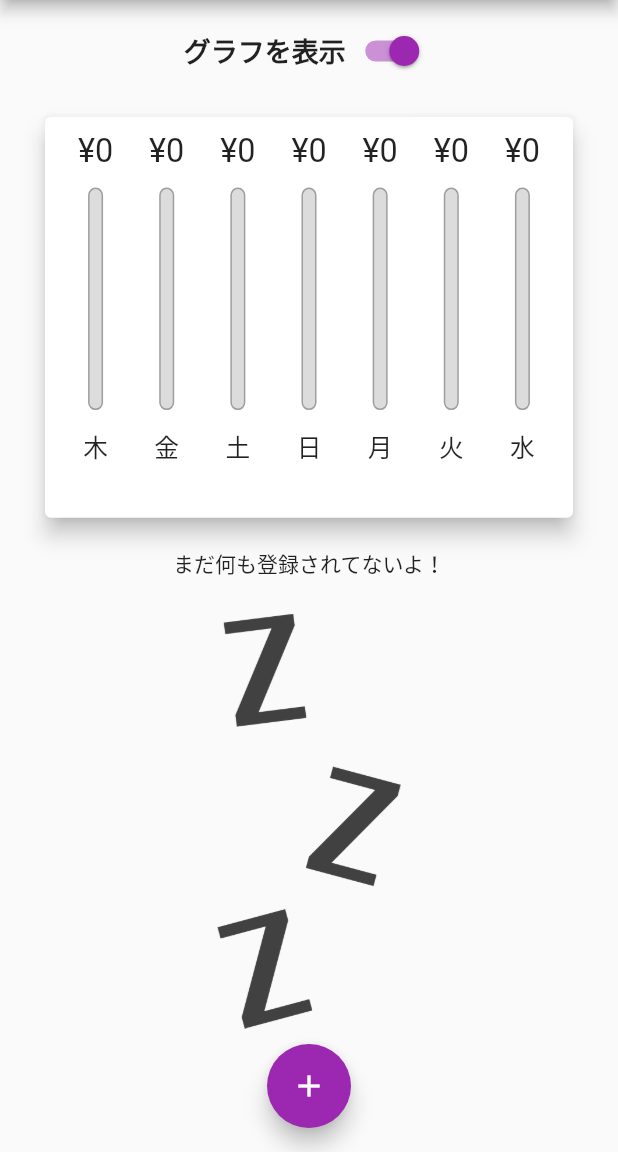
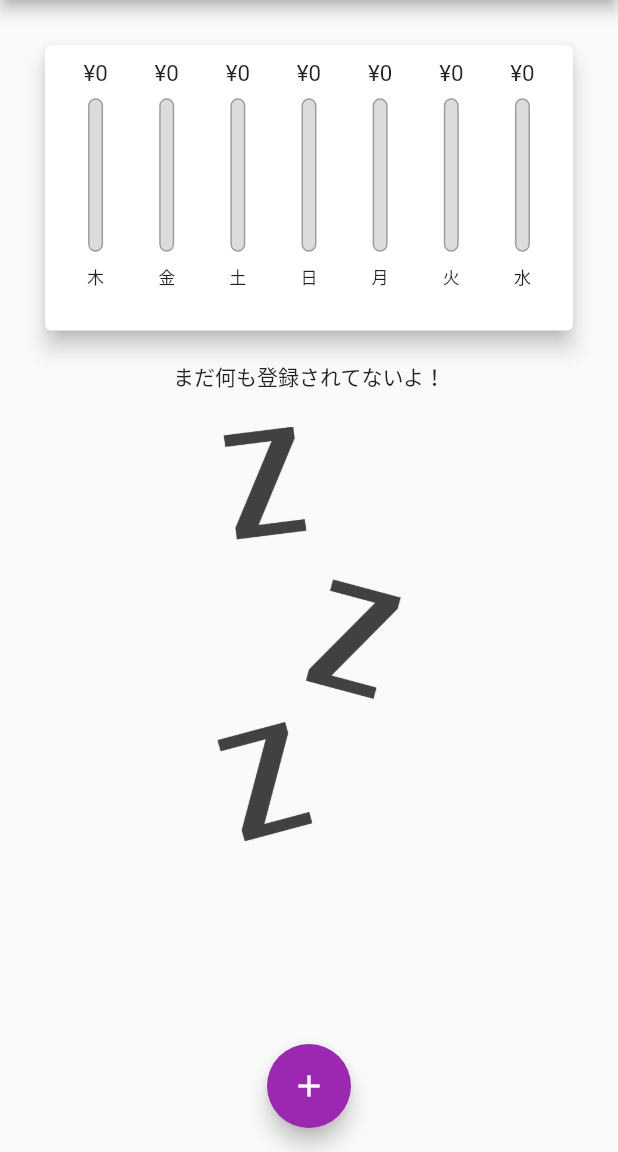
Before and after one commit to trm11tkr/expenses-recorder, a Flutter app: the screen it shows after launch, on a phone screen of 412 x 824 dp, the part 84-1236 px from its top. Run offline on Flutter 3.47's test engine with Material 2 defaults, Android fonts, the phone set to English and light mode, and no system bars.

Commit message:
横画面の時のみ表示切り替え機能実装

```diff
--- a/lib/main.dart
+++ b/lib/main.dart
@@ -107,6 +107,8 @@ class _MyHomePageState extends State<MyHomePage> {
 
   @override
   Widget build(BuildContext context) {
+    var isLandscape =
+        MediaQuery.of(context).orientation == Orientation.landscape;
     final appBar = AppBar(
       title: const Text('Expenses Record'),
       actions: [
@@ -116,6 +118,16 @@ class _MyHomePageState extends State<MyHomePage> {
         ),
       ],
     );
+    final txListWidget = SizedBox(
+      height: (MediaQuery.of(context).size.height -
+              appBar.preferredSize.height -
+              MediaQuery.of(context).padding.top) *
+          0.6,
+      child: TransactionList(
+        transactions: _userTransactions,
+        deleteTransaction: _deleteTransaction,
+      ),
+    );
     return Scaffold(
       appBar: appBar,
       body: SingleChildScrollView(
@@ -123,6 +135,7 @@ class _MyHomePageState extends State<MyHomePage> {
           padding: const EdgeInsets.all(10),
           child: Column(
             children: [
+              if (isLandscape)
                 Row(
                   mainAxisAlignment: MainAxisAlignment.center,
                   children: [
@@ -136,22 +149,32 @@ class _MyHomePageState extends State<MyHomePage> {
                         setState(() {
                           _showChart = val;
                         });
-                      }),
+                      },
+                    ),
                   ],
                 ),
-              if (_showChart)
+              if (!isLandscape)
                 SizedBox(
                   height: (MediaQuery.of(context).size.height -
                           appBar.preferredSize.height -
                           MediaQuery.of(context).padding.top) *
-                      0.4,
+                      0.3,
                   child: Chart(recentTransactions: _recentTransaction),
                 ),
-              SizedBox(
+              if (!isLandscape) txListWidget,
+              if (isLandscape)
+                _showChart
+                    ? SizedBox(
                         height: (MediaQuery.of(context).size.height -
                                 appBar.preferredSize.height -
                                 MediaQuery.of(context).padding.top) *
-                    0.6,
+                            0.7,
+                        child: Chart(recentTransactions: _recentTransaction),
+                      )
+                    : SizedBox(
+                        height: (MediaQuery.of(context).size.height -
+                            appBar.preferredSize.height -
+                            MediaQuery.of(context).padding.top),
                         child: TransactionList(
                           transactions: _userTransactions,
                           deleteTransaction: _deleteTransaction,
```
Lines whose indentation alone changed are shown as unchanged.
